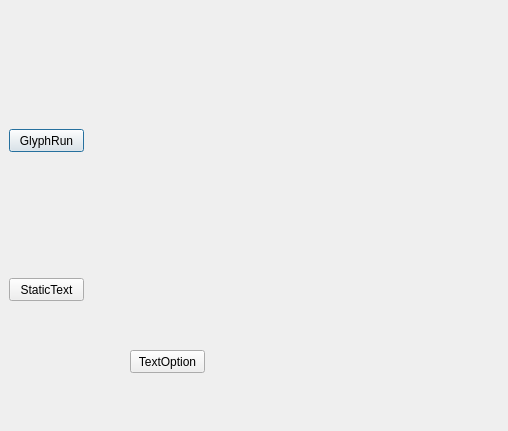
Qt form text/texttesterdialog.ui (svenzhang2016/QtClassTester) before a commit.
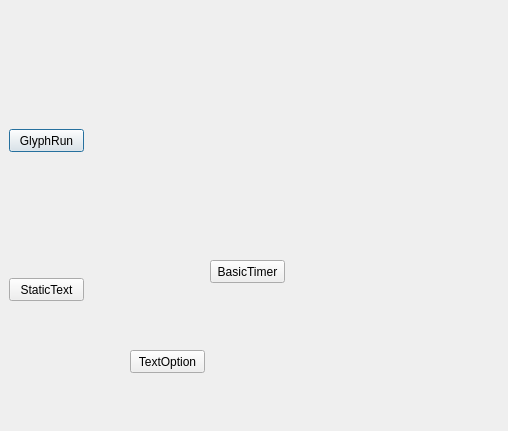
The same form after that commit.

```diff
--- a/text/texttesterdialog.ui
+++ b/text/texttesterdialog.ui
@@ -52,6 +52,19 @@
     <string>TextOption</string>
    </property>
   </widget>
+  <widget class="QPushButton" name="pushButton">
+   <property name="geometry">
+    <rect>
+     <x>210</x>
+     <y>260</y>
+     <width>75</width>
+     <height>23</height>
+    </rect>
+   </property>
+   <property name="text">
+    <string>BasicTimer</string>
+   </property>
+  </widget>
  </widget>
  <resources/>
  <connections/>
```
